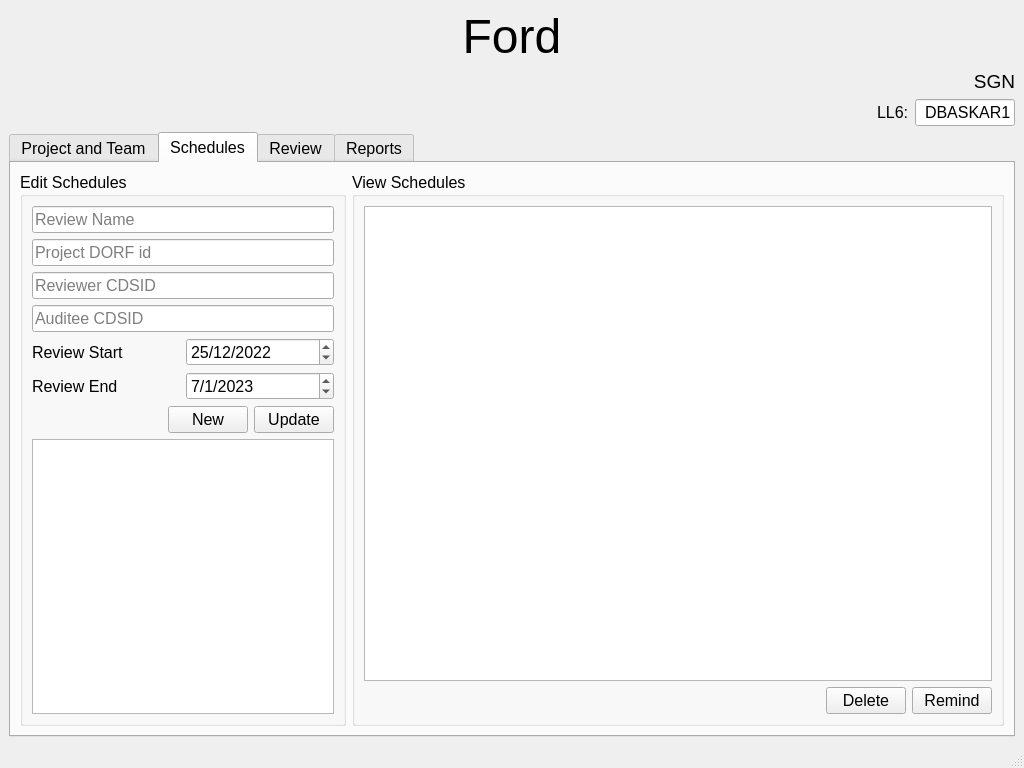
Above: mainwindow.ui from git4sangar/SGNIsoReviewAssistant before the change. Below: the same form after it.
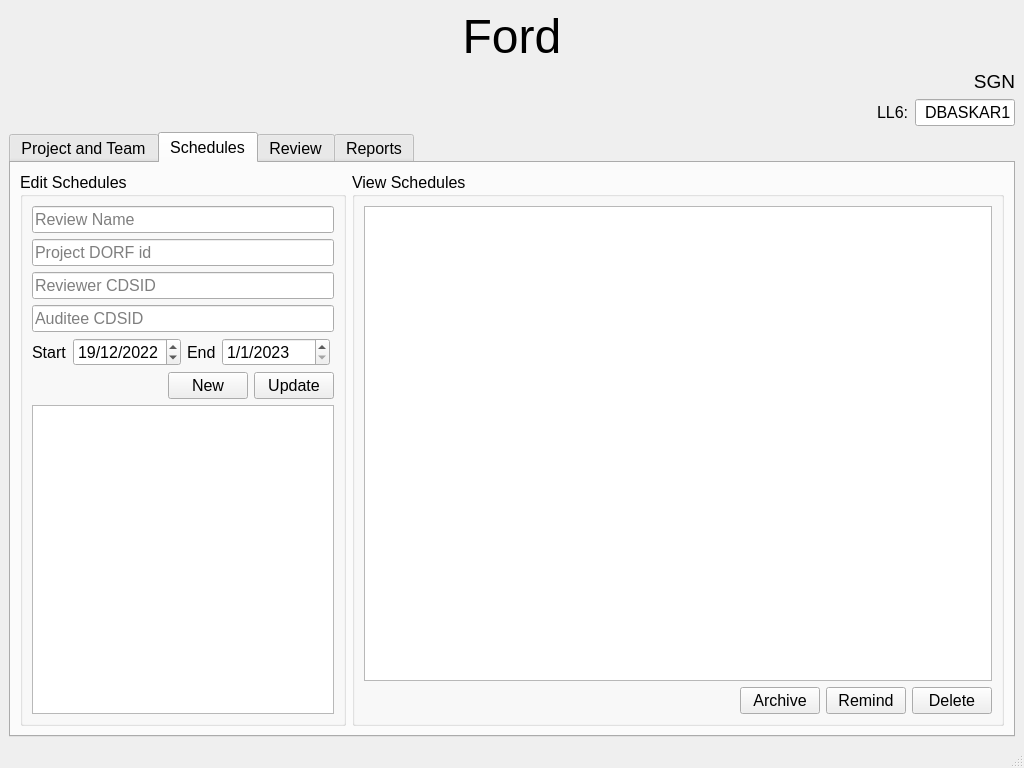
That is the form after the change. The open tabs and pages were chosen to show the change.

What changed in the file:
```diff
--- a/mainwindow.ui
+++ b/mainwindow.ui
@@ -510,7 +510,7 @@
                   </font>
                  </property>
                  <property name="text">
-                  <string>Review Start</string>
+                  <string>Start</string>
                  </property>
                 </widget>
                </item>
@@ -523,7 +523,7 @@
                    <second>0</second>
                    <year>2022</year>
                    <month>12</month>
-                   <day>25</day>
+                   <day>19</day>
                   </datetime>
                  </property>
                  <property name="displayFormat">
@@ -531,10 +531,6 @@
                  </property>
                 </widget>
                </item>
-              </layout>
-             </item>
-             <item>
-              <layout class="QHBoxLayout" name="horizontalLayout_11">
                <item>
                 <widget class="QLabel" name="label_2">
                  <property name="font">
@@ -543,7 +539,7 @@
                   </font>
                  </property>
                  <property name="text">
-                  <string>Review End</string>
+                  <string>End</string>
                  </property>
                 </widget>
                </item>
@@ -556,7 +552,7 @@
                    <second>0</second>
                    <year>2023</year>
                    <month>1</month>
-                   <day>7</day>
+                   <day>1</day>
                   </datetime>
                  </property>
                  <property name="displayFormat">
@@ -564,6 +560,19 @@
                  </property>
                 </widget>
                </item>
+               <item>
+                <spacer name="horizontalSpacer_7">
+                 <property name="orientation">
+                  <enum>Qt::Horizontal</enum>
+                 </property>
+                 <property name="sizeHint" stdset="0">
+                  <size>
+                   <width>40</width>
+                   <height>20</height>
+                  </size>
+                 </property>
+                </spacer>
+               </item>
               </layout>
              </item>
              <item>
@@ -670,9 +679,9 @@
                 </spacer>
                </item>
                <item>
-                <widget class="QPushButton" name="btnSchdlDelete">
+                <widget class="QPushButton" name="btnSchdlArchive">
                  <property name="text">
-                  <string>Delete</string>
+                  <string>Archive</string>
                  </property>
                 </widget>
                </item>
@@ -683,6 +692,13 @@
                  </property>
                 </widget>
                </item>
+               <item>
+                <widget class="QPushButton" name="btnSchdlDelete">
+                 <property name="text">
+                  <string>Delete</string>
+                 </property>
+                </widget>
+               </item>
               </layout>
              </item>
             </layout>
```
Left out of the diff: 9 changed lines with no effect on the pictures.
